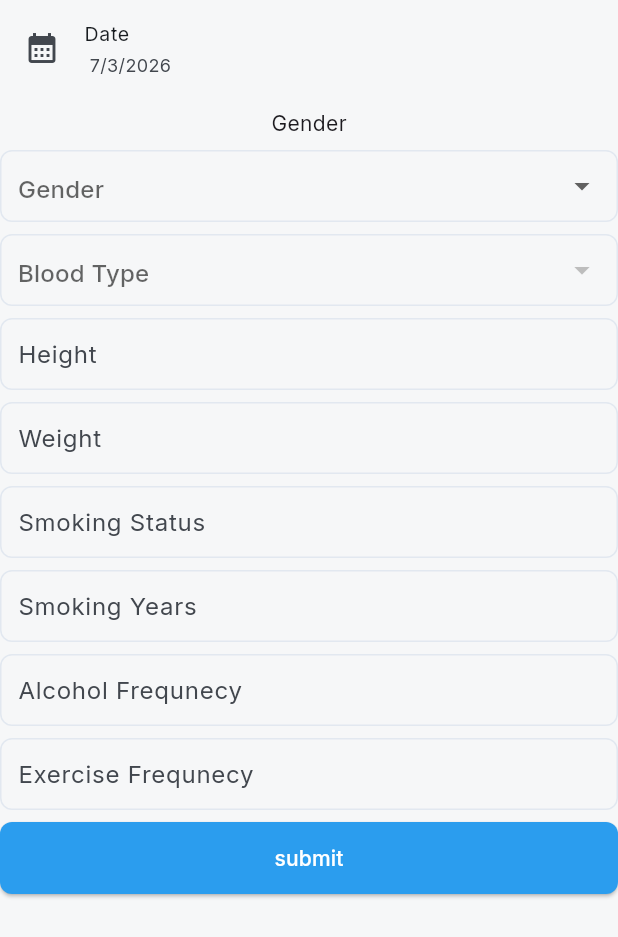
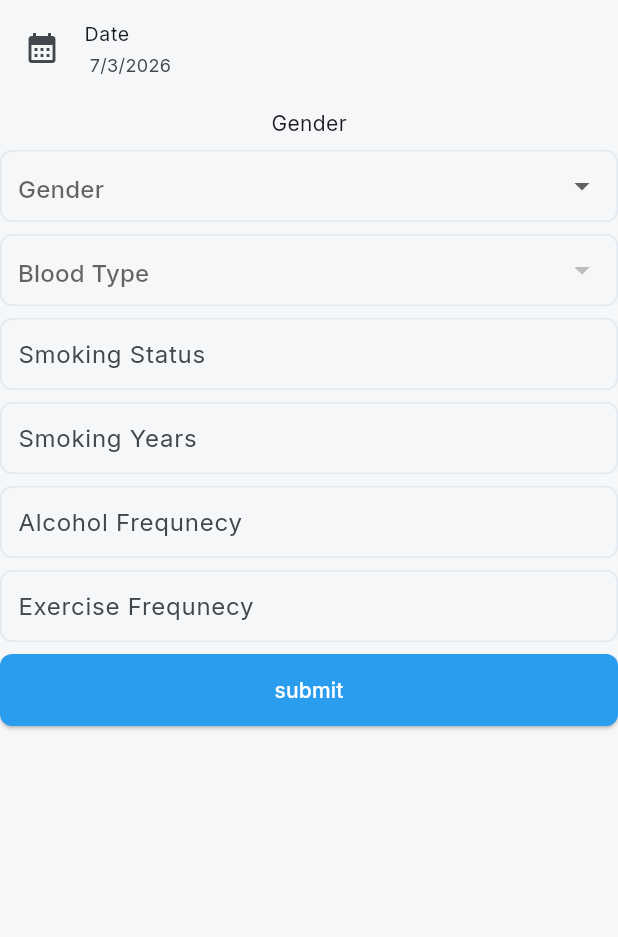
Before and after one commit to Mina176/ai_cancer_detection, a Flutter app: the PatientFormScreen screen opened by its route, on a phone screen of 412 x 824 dp. Shown: the top 937 px of the screen. Run offline on Flutter 3.47's test engine with Material 3 defaults, Android fonts, the phone set to English and light mode, and no system bars; our stand-ins replace awesome_extensions, dotted_border, flutter_riverpod, go_router, google_fonts, image_picker and 2 more; missing offline and left inert: gp_backend_client, riverpod_sqflite, serverpod_auth_idp_flutter, serverpod_flutter; accounts and stored records are empty; generated files the repository leaves out were written again.

Commit message:
remove unused attributes

```diff
--- a/lib/features/user_role_selection/presentation/patient_form_screen.dart
+++ b/lib/features/user_role_selection/presentation/patient_form_screen.dart
@@ -17,8 +17,6 @@ class _PatientFormScreenState extends State<PatientFormScreen> {
   DateTime selectedDate = DateTime.now();
   Gender? selectedGender;
   BloodType? selectedBloodType;
-  double? height;
-  double? weight;
   String? smokingStatus;
   int? smokingYears;
   String? alcoholFrequency;
@@ -86,18 +84,6 @@ class _PatientFormScreenState extends State<PatientFormScreen> {
                 }),
               ),
               TextFormField(
-                decoration: InputDecoration(hintText: 'Height'),
-                onChanged: (value) => setState(() {
-                  height = double.tryParse(value);
-                }),
-              ),
-              TextFormField(
-                decoration: InputDecoration(hintText: 'Weight'),
-                onChanged: (value) {
-                  weight = double.tryParse(value);
-                },
-              ),
-              TextFormField(
                 decoration: InputDecoration(hintText: 'Smoking Status'),
                 onChanged: (value) => smokingStatus = value,
               ),
@@ -120,6 +106,8 @@ class _PatientFormScreenState extends State<PatientFormScreen> {
                     client.patientProfileModelEdit.update(
                       dob: selectedDate,
                       gender: selectedGender,
+                      smokingStatus: smokingStatus,
+                      smokingYears: smokingYears,
                       alcoholFreq: alcoholFrequency,
                       bloodType: selectedBloodType,
                     );
```
